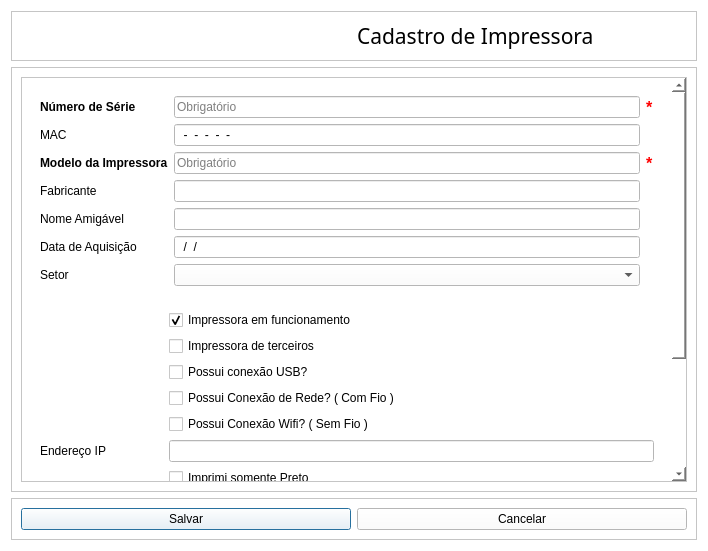
The window that View/Telas/CadastroImpressora.ui (Blastoles/ProjetoSCGI) describes before a commit, drawn with Qt 5.
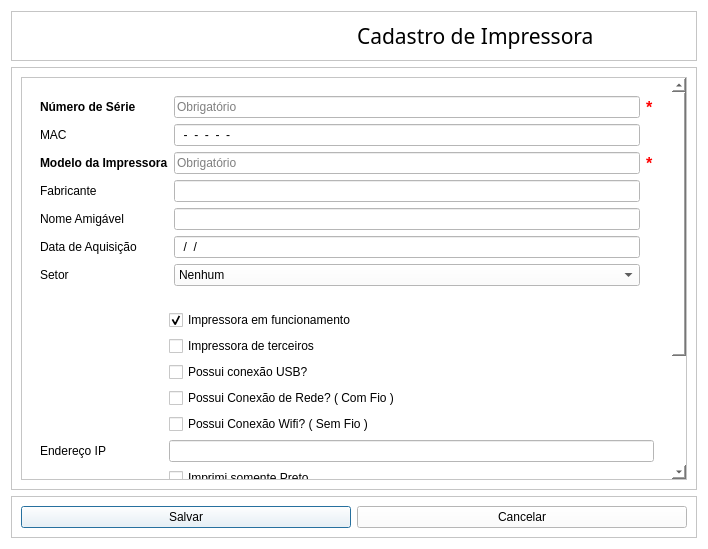
The same window after the commit. Icons and pictures are not drawn.

The edit to the form file:
```diff
--- a/View/Telas/CadastroImpressora.ui
+++ b/View/Telas/CadastroImpressora.ui
@@ -10,7 +10,7 @@
     <x>0</x>
     <y>0</y>
     <width>708</width>
-    <height>551</height>
+    <height>549</height>
    </rect>
   </property>
   <property name="contextMenuPolicy">
@@ -98,7 +98,7 @@
              <x>0</x>
              <y>0</y>
              <width>649</width>
-             <height>532</height>
+             <height>526</height>
             </rect>
            </property>
            <layout class="QGridLayout" name="gridLayout">
@@ -323,6 +323,11 @@
                    <family>Arial</family>
                   </font>
                  </property>
+                 <item>
+                  <property name="text">
+                   <string>Nenhum</string>
+                  </property>
+                 </item>
                 </widget>
                </item>
               </layout>
```
Left out of the diff: 24 changed lines with no effect on the pictures.
